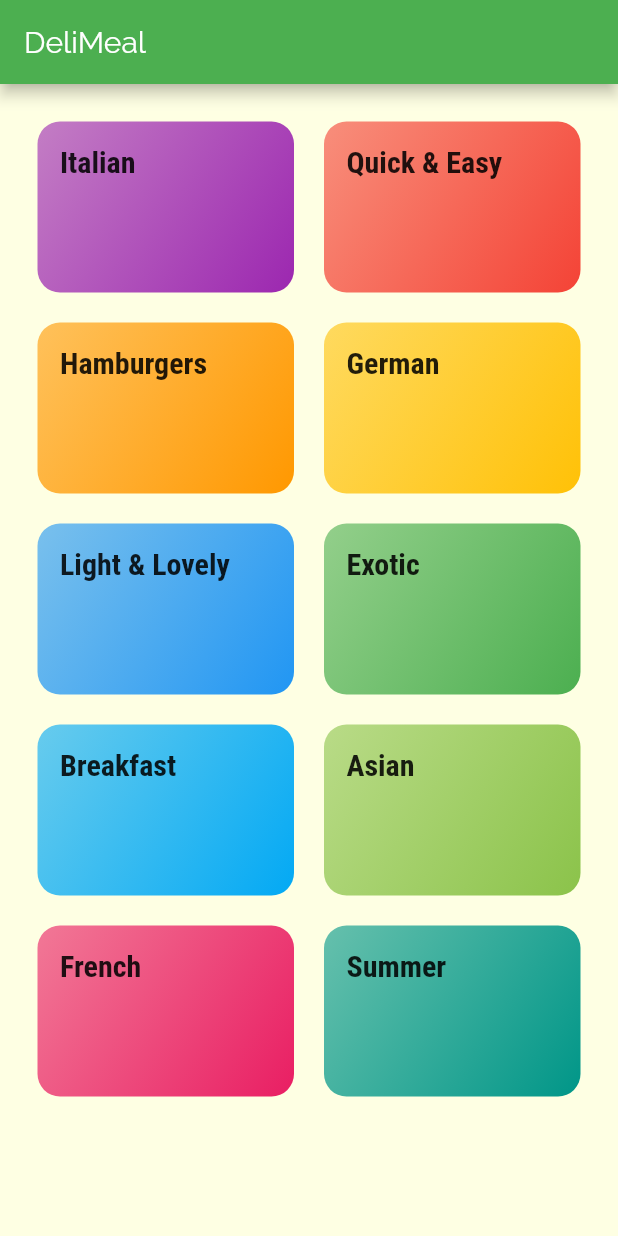
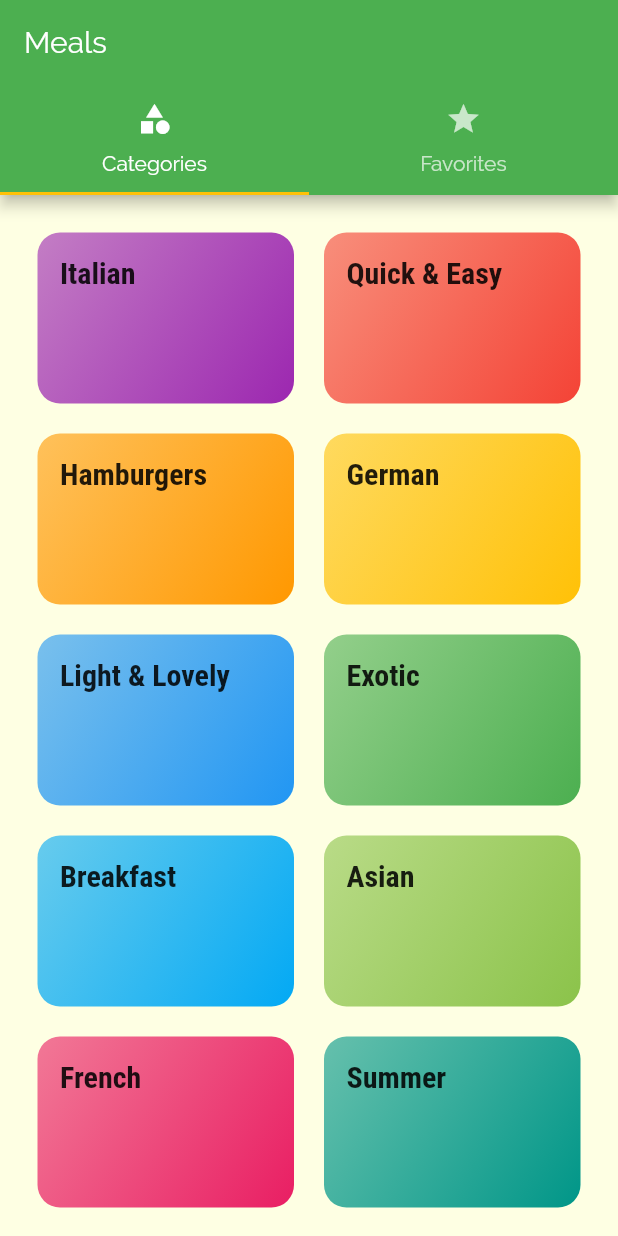
Before and after one commit to itsme-v07/MealsApp, a Flutter app: the screen it shows after launch, on a phone screen of 412 x 824 dp. Run offline on Flutter 3.47's test engine with Material 2 defaults, Android fonts, the phone set to English and light mode, and no system bars.

Commit message:
adding tapbar to the appbar

```diff
--- a/lib/main.dart
+++ b/lib/main.dart
@@ -1,5 +1,6 @@
 import 'package:flutter/material.dart';
 
+import './screens/tabs_screen.dart';
 import './screens/meal_detail_screen.dart';
 import './screens/category_meals_screen.dart';
 import './screens/categories_screen.dart';
@@ -44,7 +45,7 @@ class MyApp extends StatelessWidget {
       // home: CategoriesScreen(),
       initialRoute: '/', // default home
       routes: {
-        '/': (ctx) => CategoriesScreen(),
+        '/': (ctx) => TabsScreen(),
         CategoryMealsScreen.routeName: (ctx) => CategoryMealsScreen(),
         MealDetailScreen.routeName: (ctx) => MealDetailScreen(),
       },
--- a/lib/screens/categories_screen.dart
+++ b/lib/screens/categories_screen.dart
@@ -8,15 +8,7 @@ class CategoriesScreen extends StatelessWidget {
 
   @override
   Widget build(BuildContext context) {
-    return Scaffold(
-      appBar: AppBar(
-        title: const Text('DeliMeal'),
-        // titleTextStyle: TextStyle(
-        //   fontFamily: 'Raleway',
-        //   fontSize: 20,
-        // ),
-      ),
-      body: GridView(
+    return GridView(
       padding: const EdgeInsets.all(25),
       children: DUMMY_CATEGORIES
           .map(
@@ -33,7 +25,6 @@ class CategoriesScreen extends StatelessWidget {
         crossAxisSpacing: 20,
         mainAxisSpacing: 20,
       ),
-      ),
     );
   }
 }
--- /dev/null
+++ b/lib/screens/tabs_screen.dart
@@ -0,0 +1,46 @@
+import 'package:flutter/material.dart';
+import 'package:mealsapp/screens/favorites_screen.dart';
+
+import './categories_screen.dart';
+
+class TabsScreen extends StatefulWidget {
+  const TabsScreen({super.key});
+
+  @override
+  State<TabsScreen> createState() => _TabsScreenState();
+}
+
+class _TabsScreenState extends State<TabsScreen> {
+  @override
+  Widget build(BuildContext context) {
+    return DefaultTabController(
+      length: 2,
+      // initialIndex: 1,
+      child: Scaffold(
+        appBar: AppBar(
+          title: Text('Meals'),
+          bottom: TabBar(
+            tabs: <Widget>[
+              Tab(
+                icon: Icon(Icons.category),
+                text: 'Categories',
+              ),
+              Tab(
+                icon: Icon(
+                  Icons.star,
+                ),
+                text: 'Favorites',
+              ),
+            ],
+          ),
+        ),
+        body: TabBarView(
+          children: <Widget>[
+            CategoriesScreen(),
+            FavoritesScreen(),
+          ],
+        ),
+      ),
+    );
+  }
+}
```
Also changed, not shown: lib/screens/favorites_screen.dart (added, +12 -0 lines), lib/screens/meal_detail_screen.dart (+11 -3 lines). Lines whose indentation alone changed are shown as unchanged.
